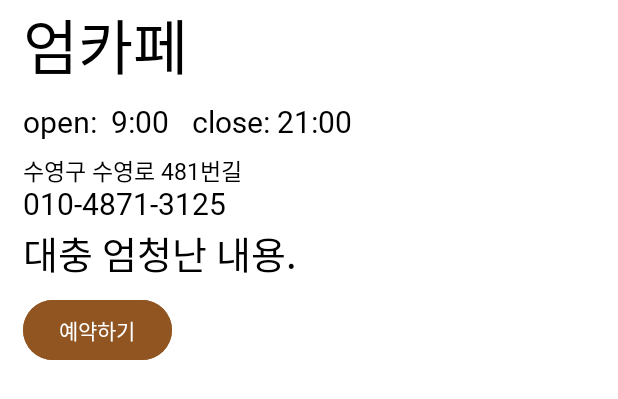
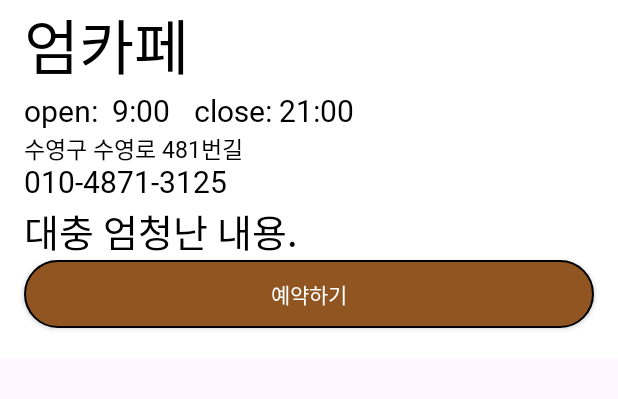
Before and after one commit to DGSWBigBang/bucktime-android, an Android app: the layout item_cafe_info.xml on its own in the app's theme, with its tools: preview values and no code run, on a phone screen of 412 x 824 dp. Shown: the top 399 px of the screen. Run offline under Robolectric (Android 15) with nearby library versions, the phone set to English and light mode, and no system bars.

Commit message:
lastNarsya_ver_1

```diff
--- a/app/src/main/java/org/qpeterp/timebucks/mainFragments/FragmentCafe.kt
+++ b/app/src/main/java/org/qpeterp/timebucks/mainFragments/FragmentCafe.kt
@@ -62,4 +62,6 @@ class FragmentCafe : Fragment() {
 
         return binding.root
     }
+
+
 }
--- a/app/src/main/res/layout/activity_response_cafe.xml
+++ b/app/src/main/res/layout/activity_response_cafe.xml
@@ -122,17 +122,18 @@
         app:layout_constraintStart_toStartOf="parent"
         app:layout_constraintEnd_toEndOf="parent"
         android:weightSum="3">
-        <Button
+        <androidx.appcompat.widget.AppCompatButton
             android:id="@+id/responseButton"
             android:layout_width="wrap_content"
             android:layout_height="wrap_content"
             android:fontFamily="@font/pretendard_semi_bold"
             android:text="예약하기"
-            android:textColor="@color/black"
+            android:textColor="@color/white"
             android:textSize="20sp"
             android:layout_weight="3"
             android:layout_marginStart="40dp"
-            android:layout_marginEnd="40dp"/>
+            android:layout_marginEnd="40dp"
+            android:background="@drawable/cafe_information_button_background"/>
 
     </LinearLayout>
 
--- a/app/src/main/res/layout/activity_start.xml
+++ b/app/src/main/res/layout/activity_start.xml
@@ -88,12 +88,11 @@
         android:id="@+id/startJoin"
         android:layout_width="wrap_content"
         android:layout_height="wrap_content"
-        android:layout_marginStart="248dp"
         android:fontFamily="@font/pretendard_semi_bold"
         android:text="로그인"
         android:textColor="@color/personalText"
         app:layout_constraintBottom_toBottomOf="parent"
-        app:layout_constraintStart_toStartOf="parent"
+        app:layout_constraintStart_toEndOf="@id/textView3"
         app:layout_constraintTop_toTopOf="parent"
         app:layout_constraintVertical_bias="0.87" />
 </androidx.constraintlayout.widget.ConstraintLayout>
--- a/app/src/main/res/layout/item_cafe_info.xml
+++ b/app/src/main/res/layout/item_cafe_info.xml
@@ -1,12 +1,11 @@
 <?xml version="1.0" encoding="utf-8"?>
 <LinearLayout android:id="@+id/idCafeInfView"
     android:layout_width="match_parent"
-    android:layout_height="300dp"
+    android:layout_height="wrap_content"
     android:background="@color/white"
     android:orientation="vertical"
     android:weightSum="10"
-    xmlns:android="http://schemas.android.com/apk/res/android"
-    xmlns:app="http://schemas.android.com/apk/res-auto">
+    xmlns:android="http://schemas.android.com/apk/res/android">
 
     <TextView
         android:id="@+id/idCafeName"
@@ -15,7 +14,7 @@
         android:layout_weight="1"
         android:fontFamily="@font/pretendard_semi_bold"
         android:text="엄카페"
-        android:layout_marginLeft="15dp"
+        android:layout_marginStart="16dp"
         android:textColor="@color/black"
         android:textSize="40sp" />
 
@@ -27,7 +26,7 @@
         <TextView
             android:id="@+id/idCafeOpenTime"
             android:layout_width="wrap_content"
-            android:layout_marginLeft="15dp"
+            android:layout_marginStart="16dp"
             android:layout_height="wrap_content"
             android:textSize="20sp"
             android:text="open:  9:00"
@@ -38,7 +37,7 @@
             android:layout_width="wrap_content"
             android:layout_height="wrap_content"
             android:textSize="20sp"
-            android:layout_marginLeft="15dp"
+            android:layout_marginStart="16dp"
             android:text="close: 21:00"
             android:fontFamily="@font/pretendard_medium"
             android:textColor="@color/black"/>
@@ -49,7 +48,7 @@
         android:id="@+id/idCafeAdress"
         android:layout_width="wrap_content"
         android:layout_height="20dp"
-        android:layout_marginLeft="15dp"
+        android:layout_marginStart="16dp"
         android:fontFamily="@font/pretendard_medium"
         android:text="수영구 수영로 481번길"
         android:textColor="@color/black"
@@ -60,7 +59,7 @@
         android:layout_width="wrap_content"
         android:layout_height="wrap_content"
         android:text="010-4871-3125"
-        android:layout_marginLeft="15dp"
+        android:layout_marginStart="16dp"
         android:fontFamily="@font/pretendard_medium"
         android:textColor="@color/black"
         android:textSize="20sp" />
@@ -71,16 +70,21 @@
         android:layout_height="wrap_content"
         android:textSize="25dp"
         android:text="대충 엄청난 내용."
-        android:layout_marginLeft="15dp"
+        android:layout_marginStart="16dp"
         android:fontFamily="@font/pretendard_regular"
         android:textColor="@color/black"
         android:layout_weight="1"/>
 
-    <Button
+    <androidx.appcompat.widget.AppCompatButton
         android:id="@+id/idCafeTimeButton"
-        android:layout_width="wrap_content"
-        android:layout_height="wrap_content"
-        android:backgroundTint="@color/personalButton"
+        android:layout_width="match_parent"
+        android:layout_height="45dp"
+        android:background="@drawable/cafe_information_button_background"
         android:text="예약하기"
-        android:layout_marginLeft="15dp"/>
+        android:gravity="center"
+        android:textColor="@color/white"
+        android:layout_marginEnd="16dp"
+        android:layout_marginStart="16dp"
+        android:layout_marginBottom="20dp"/>
+
 </LinearLayout>
```
